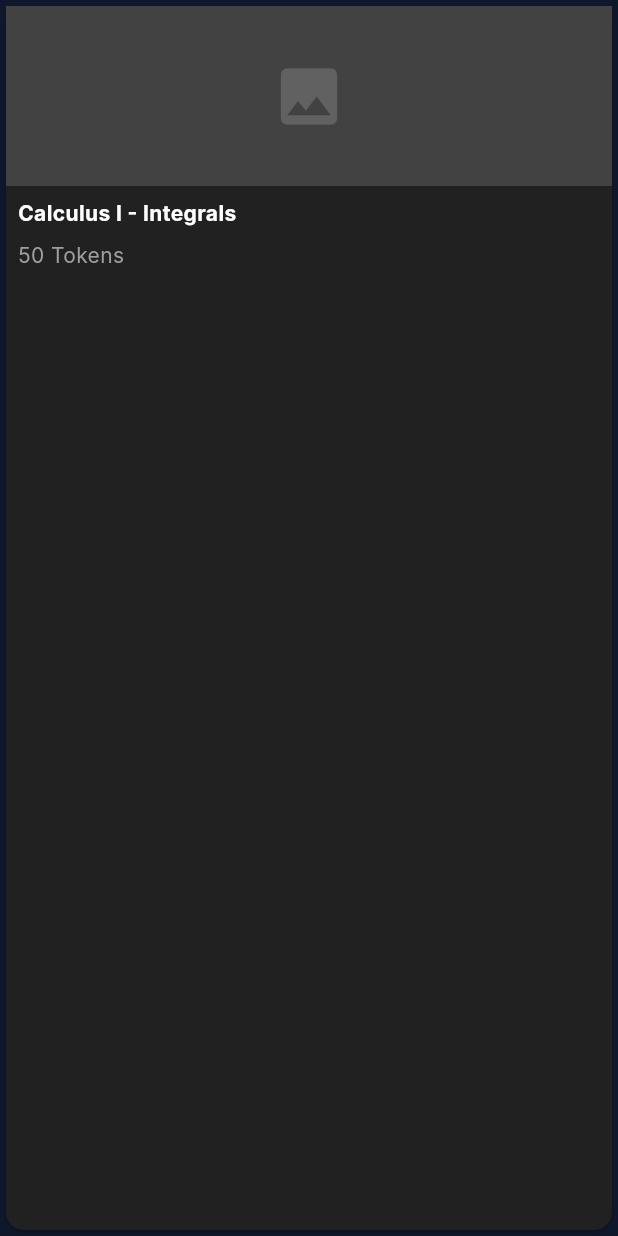
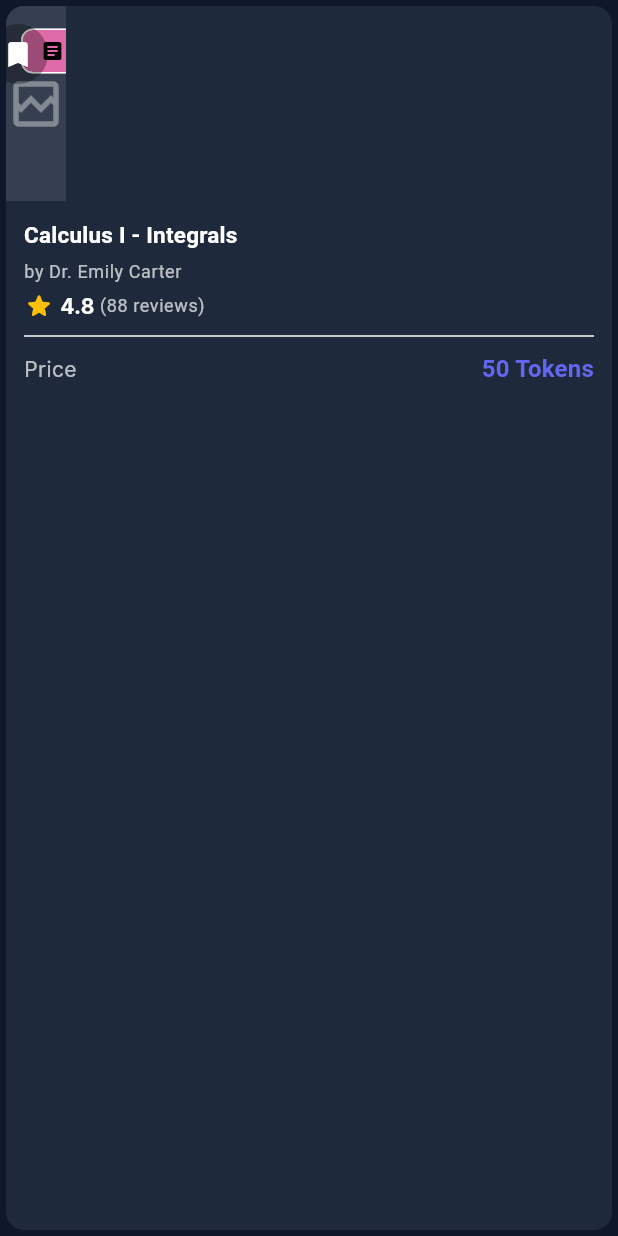
Before and after one commit to shwetajadhav0230-ux/edudoc_app_mdv, a Flutter app: the ProductCard widget shown alone on an empty page, opened directly with sample values from the repository, on a phone screen of 412 x 824 dp. Run offline on Flutter 3.47's test engine with Material 3 defaults, Android fonts, the phone set to English and light mode, and no system bars; network calls fail; Roboto replaces fonts that are missing (Inter).

Commit message:
Product card updated

```diff
--- a/lib/widgets/custom_widgets/product_card.dart
+++ b/lib/widgets/custom_widgets/product_card.dart
@@ -1,5 +1,8 @@
-import 'package:flutter/material.dart';
+import 'package:flutter/material.dart'; // <-- CORRECT
+import 'package:provider/provider.dart';
+
 import '../../models/product.dart';
+import '../../state/app_state.dart';
 
 class ProductCard extends StatelessWidget {
   final Product product;
@@ -9,30 +12,212 @@ class ProductCard extends StatelessWidget {
 
   @override
   Widget build(BuildContext context) {
-    return GestureDetector(
-      onTap: onTap,
-      child: Card(
-        color: Colors.grey[900],
+    final theme = Theme.of(context);
+    final appState = Provider.of<AppState>(context, listen: false);
+
+    // Get the correct icon based on the product type
+    IconData typeIcon = Icons.article; // Default
+    if (product.type == 'Books') {
+      typeIcon = Icons.book_outlined;
+    } else if (product.type == 'Journals') {
+      typeIcon = Icons.edit_note;
+    }
+
+    return Card(
+      clipBehavior: Clip.antiAlias,
+      elevation: 2,
+      shadowColor: theme.colorScheme.shadow.withOpacity(0.1),
+      shape: RoundedRectangleBorder(borderRadius: BorderRadius.circular(12)),
+      child: InkWell(
+        onTap: onTap ??
+                () => appState.navigate(AppScreen.productDetails,
+                id: product.id.toString()),
         child: Column(
           crossAxisAlignment: CrossAxisAlignment.start,
           children: [
-            Container(
-              height: 120,
-              width: double.infinity,
-              color: Colors.grey[800],
-              child: Icon(Icons.image, size: 50, color: Colors.grey[700]),
+            // --- Image Section ---
+            Stack(
+              children: [
+                _buildImage(theme),
+                _buildTypeChip(theme, typeIcon),
+                _buildBookmarkIcon(),
+              ],
             ),
+            // --- Content Section ---
             Padding(
-              padding: const EdgeInsets.all(8.0),
-              child: Text(product.title, style: const TextStyle(fontWeight: FontWeight.bold)),
-            ),
-            Padding(
-              padding: const EdgeInsets.symmetric(horizontal: 8.0),
-              child: Text('${product.price} Tokens', style: const TextStyle(color: Colors.grey)),
+              padding: const EdgeInsets.all(12.0),
+              child: Column(
+                crossAxisAlignment: CrossAxisAlignment.start,
+                children: [
+                  _buildTitle(theme),
+                  const SizedBox(height: 4),
+                  _buildAuthor(theme),
+                  const SizedBox(height: 5),
+                  _buildRating(theme),
+                  const Divider(height: 20),
+                  _buildPrice(theme),
+                ],
+              ),
             ),
           ],
         ),
       ),
     );
   }
-}
+
+  // --- Builder Methods ---
+
+  Widget _buildImage(ThemeData theme) {
+    return Image.network(
+      product.imageUrl,
+      height: 100, // As seen in your design
+      width: double.infinity,
+      fit: BoxFit.cover,
+      loadingBuilder: (context, child, progress) {
+        return progress == null
+            ? child
+            : Container(
+          height: 50,
+          color: theme.cardColor,
+          child: Center(
+            child: CircularProgressIndicator(
+              strokeWidth: 2,
+              color: theme.colorScheme.primary,
+            ),
+          ),
+        );
+      },
+      errorBuilder: (context, error, stackTrace) {
+        return Container(
+          height: 130,
+          color: theme.disabledColor.withOpacity(0.1),
+          child: Icon(Icons.broken_image_outlined,
+              color: theme.disabledColor, size: 40),
+        );
+      },
+    );
+  }
+
+  Widget _buildTypeChip(ThemeData theme, IconData typeIcon) {
+    return Positioned(
+      top: 10,
+      left: 10,
+      child: Chip(
+        avatar: Icon(typeIcon,
+            size: 16, color: theme.colorScheme.onSecondaryContainer),
+        label: Text(product.type),
+        labelStyle:
+        theme.textTheme.labelSmall?.copyWith(fontWeight: FontWeight.bold),
+        backgroundColor: theme.colorScheme.secondaryContainer.withOpacity(0.9),
+        padding: const EdgeInsets.symmetric(horizontal: 4.0),
+        visualDensity: VisualDensity.compact,
+      ),
+    );
+  }
+
+  Widget _buildBookmarkIcon() {
+    // We use a Consumer here so ONLY this icon rebuilds when bookmarks change,
+    // not the whole card.
+    return Positioned(
+      top: 8,
+      right: 8,
+      child: Consumer<AppState>(
+        builder: (context, appState, child) {
+          final isBookmarked =
+          appState.bookmarkedProductIds.contains(product.id);
+          return Card(
+            elevation: 0,
+            color: Colors.black.withOpacity(0.3),
+            shape: const CircleBorder(),
+            child: IconButton(
+              icon: Icon(
+                isBookmarked ? Icons.bookmark : Icons.bookmark_border,
+                color: Colors.white,
+              ),
+              iconSize: 22,
+              visualDensity: VisualDensity.compact,
+              onPressed: () {
+                appState.toggleBookmark(product.id);
+              },
+            ),
+          );
+        },
+      ),
+    );
+  }
+
+  Widget _buildTitle(ThemeData theme) {
+    return Text(
+      product.title,
+      style: theme.textTheme.titleMedium
+          ?.copyWith(fontWeight: FontWeight.bold, fontSize: 15),
+      maxLines: 1,
+      overflow: TextOverflow.ellipsis,
+    );
+  }
+
+  Widget _buildAuthor(ThemeData theme) {
+    return Text(
+      'by ${product.author}',
+      style: theme.textTheme.bodySmall?.copyWith(
+        color: theme.textTheme.bodySmall?.color?.withOpacity(0.7),
+      ),
+      maxLines: 1,
+      overflow: TextOverflow.ellipsis,
+    );
+  }
+  Widget _buildRating(ThemeData theme) {
+    return Row(
+      children: [
+        Icon(Icons.star_rounded, color: Colors.amber, size: 20),
+        const SizedBox(width: 4),
+        Text(
+          product.rating.toString(),
+          style: theme.textTheme.bodyMedium
+              ?.copyWith(fontWeight: FontWeight.bold),
+        ),
+        // --- FIX IS HERE ---
+        Flexible( // Added Flexible widget
+          child: Text(
+            ' (${product.reviewCount} reviews)',
+            style: theme.textTheme.bodySmall?.copyWith(
+              color: theme.textTheme.bodySmall?.color?.withOpacity(0.7),
+            ),
+            maxLines: 1, // Ensure it stays on one line
+            overflow: TextOverflow.ellipsis, // Add '...' if it's too long
+          ),
+        ),
+        // --- END FIX ---
+      ],
+    );
+  }
+  Widget _buildPrice(ThemeData theme) {
+    return Row(
+      mainAxisAlignment: MainAxisAlignment.spaceBetween,
+      crossAxisAlignment: CrossAxisAlignment.center,
+      children: [
+        Text(
+          'Price',
+          style: theme.textTheme.bodyMedium?.copyWith(
+            color: theme.textTheme.bodySmall?.color?.withOpacity(0.7),
+          ),
+        ),
+        // --- FIX IS HERE ---
+        Expanded( // Changed to Expanded for better alignment
+          child: Text(
+            product.isFree ? 'FREE' : '${product.price} Tokens',
+            style: theme.textTheme.titleMedium?.copyWith(
+              color: product.isFree
+                  ? theme.colorScheme.tertiary
+                  : theme.colorScheme.primary,
+              fontWeight: FontWeight.bold,
+            ),
+            textAlign: TextAlign.end, // Aligns text to the right
+            maxLines: 1, // Ensure it stays on one line
+            overflow: TextOverflow.ellipsis, // Add '...' if it's too long
+          ),
+        ),
+        // --- END FIX ---
+      ],
+    );
+  }}
```
